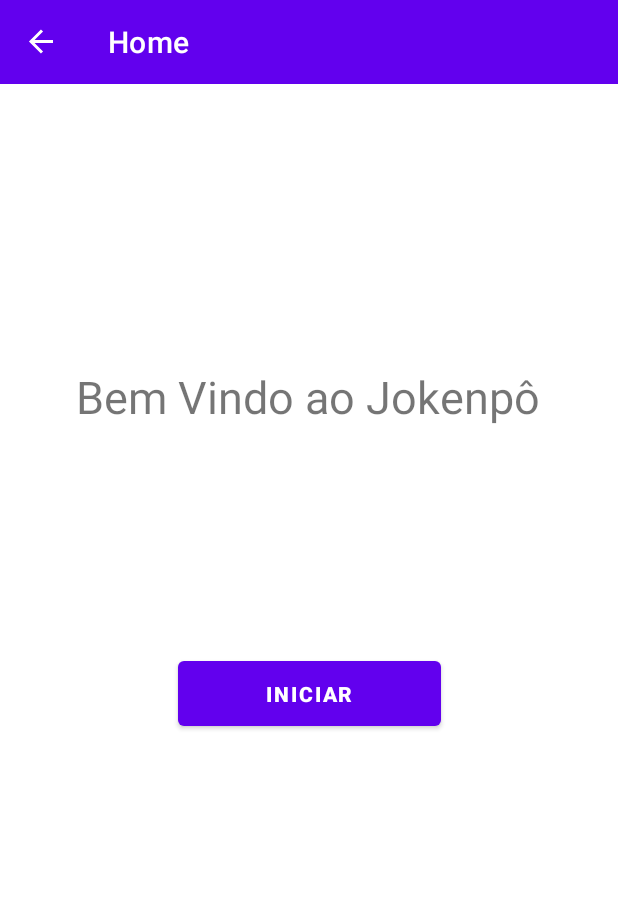
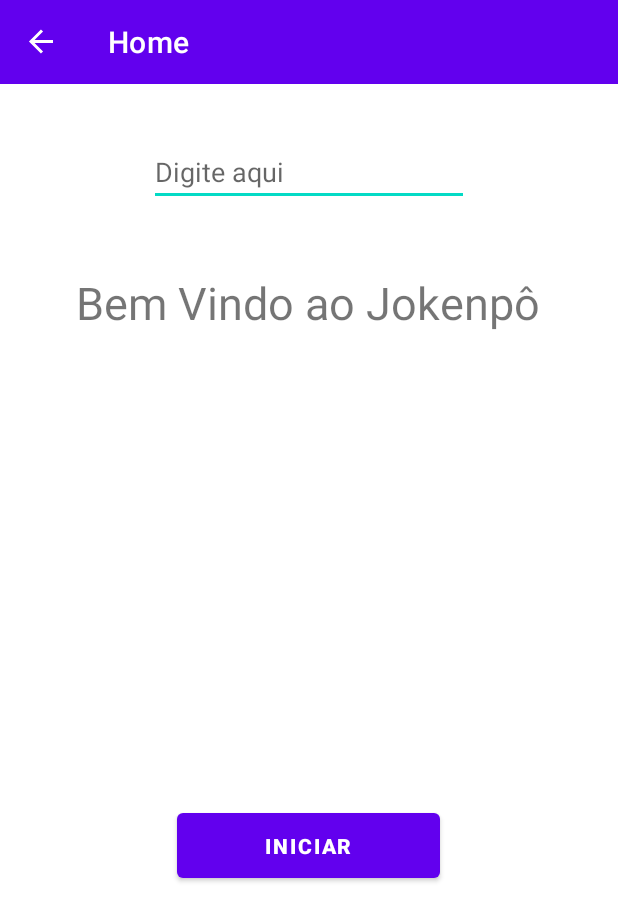
Before and after one commit to ANDR3LU1Z-dot/Jokenpo, an Android app: the screen it shows after launch (MainActivity), on a phone screen of 412 x 824 dp. Shown: the top 921 px of the screen. Run offline under Robolectric (Android 15) with nearby library versions, the phone set to English and light mode, and no system bars; our stand-ins replace navigation-ui.

Commit message:
correcao de bugs

```diff
--- /dev/null
+++ b/app/src/main/java/com/example/jokenpo/CustomObserver.kt
@@ -0,0 +1,35 @@
+package com.example.jokenpo
+
+import android.util.Log
+import androidx.lifecycle.*
+
+/*
+DefaultLifeCycleObserver:
+    É uma interface que permite a uma classe
+    escutar os eventos do ciclo de vida de um
+    outro componente
+
+LifeCycleEventObserver:
+    Está interface possui somente um método
+    onStateChanged, que é invocado sempre que o
+    estado de um componte que estamos escutando
+    for alterado
+ */
+
+class CustomObserver: DefaultLifecycleObserver, LifecycleEventObserver {
+    /*
+    Neste método, conseguiremos oberservar o estado de "onResume" da fragmente ou activity
+    em que essa classe for instanciada
+     */
+    override fun onResume(owner: LifecycleOwner) {
+        super.onResume(owner)
+
+        Log.d("Lifecycle", "Observer ${owner.toString()} - onResume")
+    }
+
+    //Neste método, recebemos o dono do evento e qual o novo estado
+    override fun onStateChanged(source: LifecycleOwner, event: Lifecycle.Event) {
+        Log.d("Lifecycle", "${source.toString()} event: ${event.toString()}")
+    }
+
+}
--- a/app/src/main/java/com/example/jokenpo/HomeFragment.kt
+++ b/app/src/main/java/com/example/jokenpo/HomeFragment.kt
@@ -1,16 +1,25 @@
 package com.example.jokenpo
 
 
+import android.content.Context
 import android.os.Bundle
+import android.util.Log
 import android.view.LayoutInflater
 import android.view.View
 import android.view.ViewGroup
+import android.widget.EditText
 import androidx.fragment.app.Fragment
 import androidx.navigation.fragment.findNavController
 import com.example.jokenpo.databinding.FragmentHomeBinding
 
 class HomeFragment : Fragment() {
     private lateinit var bindingHome: FragmentHomeBinding
+    private lateinit var editText: EditText
+
+    override fun onCreate(savedInstanceState: Bundle?) {
+        super.onCreate(savedInstanceState)
+//        Log.d("Lifecycle", "onCreate")
+    }
 
 
     override fun onCreateView(
@@ -19,12 +28,60 @@ class HomeFragment : Fragment() {
         savedInstanceState: Bundle?
     ): View? {
         bindingHome = FragmentHomeBinding.inflate(inflater, container, false)
+        editText = bindingHome.editText
+
+        if(savedInstanceState?.containsKey("editTextValue") == true){
+            val value = savedInstanceState.getString("editTextValue")
+            editText.setText(value)
+        }
+
+//        Log.d("Lifecycle", "onCreateView")
 
         bindingHome.buttonstart.setOnClickListener {
             val action = HomeFragmentDirections.actionHomeFragmentToNavigation()
             findNavController().navigate(action)
 
         }
+
+        //Observador do ciclo de vida dessa Fragment
+        lifecycle.addObserver(CustomObserver())
+
         return bindingHome.root
     }
+
+    override fun onSaveInstanceState(outState: Bundle) {
+        super.onSaveInstanceState(outState)
+
+        outState.putString("editTextValue", editText.text.toString())
+    }
+
+//    override fun onResume() {
+//        super.onResume()
+//        Log.d("Lifecycle", "onResume")
+//    }
+
+//    override fun onPause() {
+//        super.onPause()
+//        Log.d("Lifecycle", "onPause")
+//    }
+//
+//    override fun onStop() {
+//        super.onStop()
+//        Log.d("Lifecycle", "onStop")
+//    }
+//
+//    override fun onDestroy() {
+//        super.onDestroy()
+//        Log.d("Lifecycle", "onDestroy")
+//    }
+//
+//    override fun onDetach() {
+//        super.onDetach()
+//        Log.d("Lifecycle", "onDetach")
+//    }
+//
+//    override fun onAttach(context: Context) {
+//        super.onAttach(context)
+//        Log.d("Lifecycle", "onAttach")
+//    }
 }
--- a/app/src/main/java/com/example/jokenpo/MainActivity.kt
+++ b/app/src/main/java/com/example/jokenpo/MainActivity.kt
@@ -1,7 +1,10 @@
 package com.example.jokenpo
 
 import android.os.Bundle
+import android.os.PersistableBundle
+import android.util.Log
 import android.view.View
+import android.widget.EditText
 import androidx.appcompat.app.AppCompatActivity
 import androidx.drawerlayout.widget.DrawerLayout
 import androidx.navigation.NavController
@@ -21,11 +24,14 @@ class MainActivity : AppCompatActivity() {
     private lateinit var bottomNav: BottomNavigationView
     private lateinit var navController: NavController
     private lateinit var appBarConfiguration: AppBarConfiguration
+    private lateinit var editText: EditText
 
     override fun onCreate(savedInstanceState: Bundle?) {
         super.onCreate(savedInstanceState)
         bindingMain = ActivityMainBinding.inflate(layoutInflater)
         val toolbarMain = bindingMain.toolbar
+
+//        Log.d("Lifecycle", "onCreate")
 
         setContentView(bindingMain.root)
         setSupportActionBar(toolbarMain)
@@ -35,6 +41,11 @@ class MainActivity : AppCompatActivity() {
         drawer = bindingMain.root
         navDrawer = bindingMain.navView
         bottomNav = bindingMain.bottomNav
+        editText = bindingMain.editText
+
+        savedInstanceState?.getString("editTextValue")?.let {
+            editText.setText(it)
+        }
 
         val navHostFragment =
             supportFragmentManager.findFragmentById(R.id.navHost) as NavHostFragment
@@ -60,6 +71,37 @@ class MainActivity : AppCompatActivity() {
 
     }
 
+    override fun onSaveInstanceState(outState: Bundle) {
+        super.onSaveInstanceState(outState)
+
+        outState.putString("editTextValue", editText.text.toString())
+    }
+
+    override fun onStart() {
+        super.onStart()
+//        Log.d("Lifecycle", "onStart")
+    }
+
+    override fun onResume() {
+        super.onResume()
+//        Log.d("Lifecycle", "onResume")
+    }
+
+    override fun onPause() {
+        super.onPause()
+//        Log.d("Lifecycle", "onPause")
+    }
+
+    override fun onStop() {
+        super.onStop()
+//        Log.d("Lifecycle", "onStop")
+    }
+
+    override fun onDestroy() {
+        super.onDestroy()
+//        Log.d("Lifecycle", "onDestroy")
+    }
+
 
     /*
     Baseado no AppBarconfiguration, a função onSupportNavigateUp() a mesma ira saber se essa é uma
--- a/app/src/main/res/layout/activity_main.xml
+++ b/app/src/main/res/layout/activity_main.xml
@@ -14,6 +14,7 @@
         android:layout_height="match_parent">
 
 
+
         <androidx.appcompat.widget.Toolbar
             android:id="@+id/toolbar"
             android:layout_width="0dp"
@@ -26,6 +27,20 @@
             app:layout_constraintTop_toTopOf="parent"
             app:popupTheme="@style/AppTheme.PopupOverlay" />
 
+        <EditText
+            android:id="@+id/editText"
+            android:layout_width="wrap_content"
+            android:layout_height="wrap_content"
+            android:layout_marginTop="56dp"
+            android:ems="10"
+            android:hint="Digite aqui"
+            android:visibility="gone"
+            android:inputType="textPersonName"
+            android:saveEnabled="false"
+            app:layout_constraintEnd_toEndOf="parent"
+            app:layout_constraintHorizontal_bias="0.497"
+            app:layout_constraintStart_toStartOf="parent"
+            app:layout_constraintTop_toBottomOf="@id/toolbar" />
 
 
 
--- a/app/src/main/res/layout/fragment_home.xml
+++ b/app/src/main/res/layout/fragment_home.xml
@@ -6,29 +6,45 @@
     android:layout_height="match_parent"
     tools:context=".HomeFragment">
 
+
+    <EditText
+        android:id="@+id/editText"
+        android:layout_width="wrap_content"
+        android:layout_height="wrap_content"
+        android:layout_marginTop="36dp"
+        android:ems="10"
+        android:hint="Digite aqui"
+        android:inputType="textPersonName"
+        android:saveEnabled="false"
+        app:layout_constraintEnd_toEndOf="parent"
+        app:layout_constraintHorizontal_bias="0.499"
+        app:layout_constraintStart_toStartOf="parent"
+        app:layout_constraintTop_toTopOf="parent" />
+
     <TextView
         android:id="@+id/welcome_text"
         android:layout_width="wrap_content"
         android:layout_height="wrap_content"
-        android:layout_marginTop="188dp"
+        android:layout_marginTop="44dp"
         android:text="@string/welcome_title_startactivity"
         android:textSize="30sp"
         android:typeface="normal"
         app:layout_constraintEnd_toEndOf="parent"
         app:layout_constraintHorizontal_bias="0.495"
         app:layout_constraintStart_toStartOf="parent"
-        app:layout_constraintTop_toTopOf="parent" />
+        app:layout_constraintTop_toBottomOf="@+id/editText" />
 
     <Button
         android:id="@+id/buttonstart"
         android:layout_width="175dp"
         android:layout_height="55dp"
-        android:layout_marginTop="150dp"
         android:text="@string/button_start_title"
         android:textStyle="bold"
         app:layout_constraintBottom_toBottomOf="parent"
-        app:layout_constraintEnd_toEndOf="parent"
-        app:layout_constraintStart_toStartOf="parent"
+        app:layout_constraintEnd_toEndOf="@+id/welcome_text"
+        app:layout_constraintStart_toStartOf="@+id/welcome_text"
         app:layout_constraintTop_toBottomOf="@+id/welcome_text"
-        app:layout_constraintVertical_bias="0.0" />
+        app:layout_constraintVertical_bias="0.574" />
+
+
 </androidx.constraintlayout.widget.ConstraintLayout>
--- a/build.gradle
+++ b/build.gradle
@@ -1,10 +1,13 @@
 buildscript {
+    ext.kotlin_version = '1.7.10'
     repositories {
         google()
+        mavenCentral()
     }
     dependencies {
         def nav_version = "2.5.0"
         classpath("androidx.navigation:navigation-safe-args-gradle-plugin:$nav_version")
+        classpath "org.jetbrains.kotlin:kotlin-gradle-plugin:$kotlin_version"
     }
 }
 
```
Also changed, not shown: app/build.gradle (+13 -2 lines), app/src/main/AndroidManifest.xml (+1 -7 lines), app/src/main/java/com/example/jokenpo/PlayerFragment.kt (+10 -0 lines), app/src/main/java/com/example/jokenpo/ResultActivity.kt (deleted, +0 -95 lines), app/src/main/res/layout/activity_result.xml (deleted, +0 -78 lines), app/src/main/res/layout/fragment_player.xml (+6 -5 lines), app/src/main/res/layout/fragment_result.xml (+5 -6 lines).
